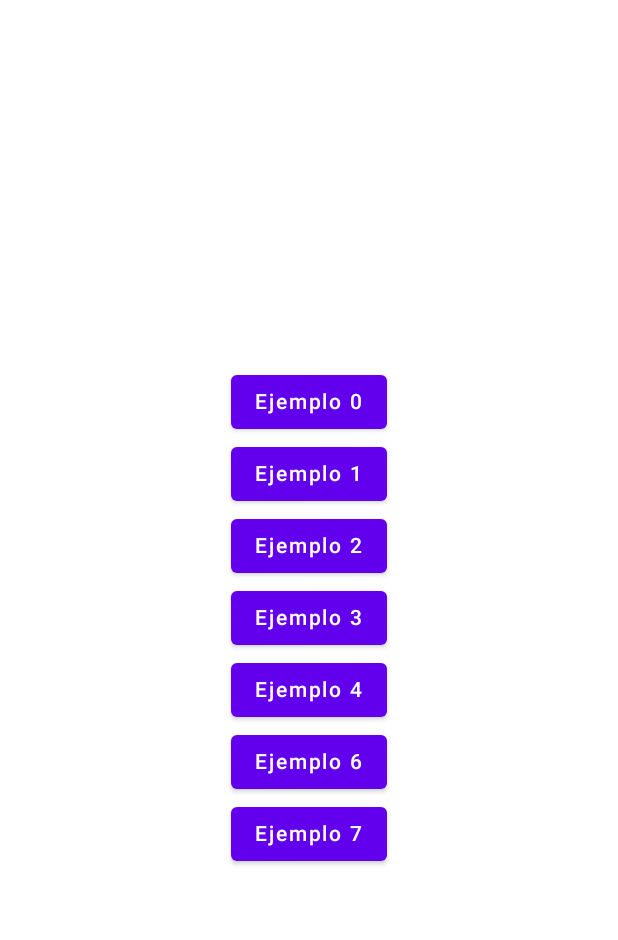
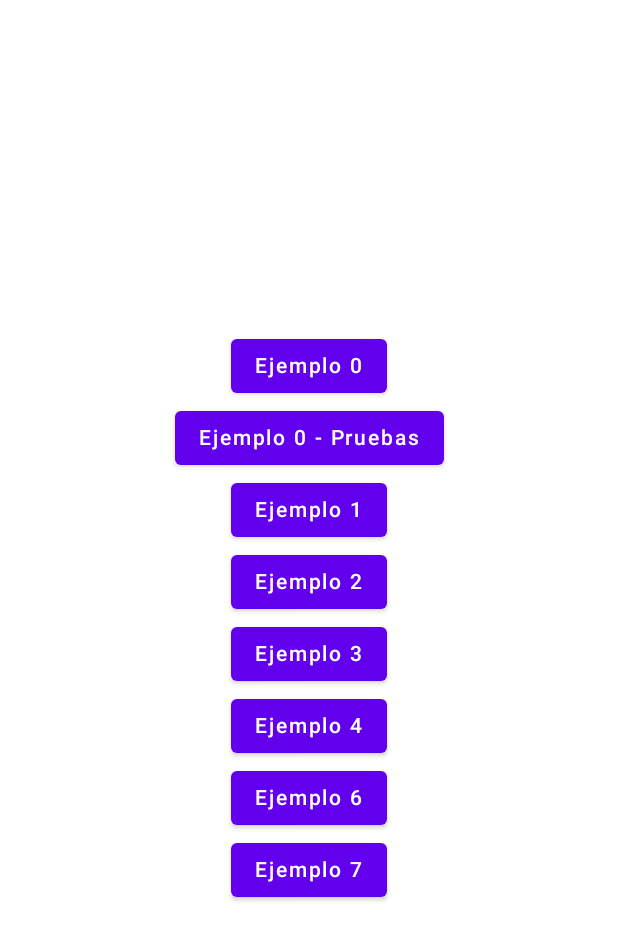
Before and after one commit to avidaldo/jetpack-compose-state, an Android app built with Jetpack Compose: the screen it shows after launch (MainActivity), on a phone screen of 412 x 824 dp. Shown: the top 940 px of the screen. Run offline under Robolectric (Android 15) with nearby library versions, the phone set to English and light mode, and no system bars.

Commit message:
Añadidas pruebas PFFP ej00 básico, dudas recomposición

```diff
--- a/app/src/main/java/com/example/jetpackcomposeestado/ui/navigation/Navigation.kt
+++ b/app/src/main/java/com/example/jetpackcomposeestado/ui/navigation/Navigation.kt
@@ -4,10 +4,11 @@ import androidx.compose.runtime.Composable
 import androidx.navigation.compose.NavHost
 import androidx.navigation.compose.composable
 import androidx.navigation.compose.rememberNavController
-import com.example.jetpackcompose1.screens.MainScreen
+import com.example.jetpackcomposeestado.ui.screens.MainScreen
 import com.example.jetpackcomposeestado.screens.Ej01Screen
 import com.example.jetpackcomposeestado.screens.Ej03Screen
 import com.example.jetpackcomposeestado.screens.Ej04Screen
+import com.example.jetpackcomposeestado.ui.screens.ej00.Ej00PruebasScreen
 import com.example.jetpackcomposeestado.ui.screens.ej00.Ej00Screen
 import com.example.jetpackcomposeestado.ui.screens.ej01.*
 import com.example.jetpackcomposeestado.ui.screens.ej02.Ej02Screen
@@ -26,6 +27,7 @@ fun Navigation() {
 
         composable(route = Screens.MainScreen.route) { MainScreen(navController) }
         composable(route = Screens.Ejemplo00.route) { Ej00Screen() }
+        composable(route = Screens.Ejemplo00Pruebas.route) { Ej00PruebasScreen() }
 
         composable(route = Screens.Ejemplo01.route) { Ej01Screen(navController) }
         composable(route = Screens.Ejemplo01a.route) { Ej01aScreen() }
--- a/app/src/main/java/com/example/jetpackcomposeestado/ui/navigation/Screens.kt
+++ b/app/src/main/java/com/example/jetpackcomposeestado/ui/navigation/Screens.kt
@@ -4,6 +4,7 @@ sealed class Screens(val route: String){
     object MainScreen: Screens("initial_screen")
 
     object Ejemplo00: Screens("ej00")
+    object Ejemplo00Pruebas: Screens("ej00Pruebas")
 
     object Ejemplo01: Screens("ej01")
     object Ejemplo01a: Screens("ej01a")
--- a/app/src/main/java/com/example/jetpackcomposeestado/ui/screens/MenuScreen.kt
+++ b/app/src/main/java/com/example/jetpackcomposeestado/ui/screens/MenuScreen.kt
@@ -1,4 +1,4 @@
-package com.example.jetpackcompose1.screens
+package com.example.jetpackcomposeestado.ui.screens
 
 import androidx.compose.foundation.layout.Arrangement
 import androidx.compose.foundation.layout.Column
@@ -22,6 +22,9 @@ fun MainScreen(navController: NavController) {
         Button(onClick = { navController.navigate(route = Screens.Ejemplo00.route) }) {
             Text(text = "Ejemplo 0")
         }
+        Button(onClick = { navController.navigate(route = Screens.Ejemplo00Pruebas.route) }) {
+            Text(text = "Ejemplo 0 - Pruebas")
+        }
         Button(onClick = { navController.navigate(route = Screens.Ejemplo01.route) }) {
             Text(text = "Ejemplo 1")
         }
--- a/app/src/main/java/com/example/jetpackcomposeestado/ui/screens/ej00/Ej00PruebasScreen.kt
+++ b/app/src/main/java/com/example/jetpackcomposeestado/ui/screens/ej00/Ej00PruebasScreen.kt
@@ -53,7 +53,7 @@ fun Ej00PruebasScreen() {
 }
 
 @Composable
-fun RowCase(text: String, content: @Composable RowScope.() -> Unit) {
+private fun RowCase(text: String, content: @Composable () -> Unit) {
     Row(
         Modifier
             .fillMaxWidth()
@@ -63,7 +63,7 @@ fun RowCase(text: String, content: @Composable RowScope.() -> Unit) {
         horizontalArrangement = Arrangement.spacedBy(20.dp, Alignment.CenterHorizontally)
     ) {
         Text(text = text)
-        Row (content = content)
+        content()  // TODO: es raro llamar así
     }
 }
 
```
